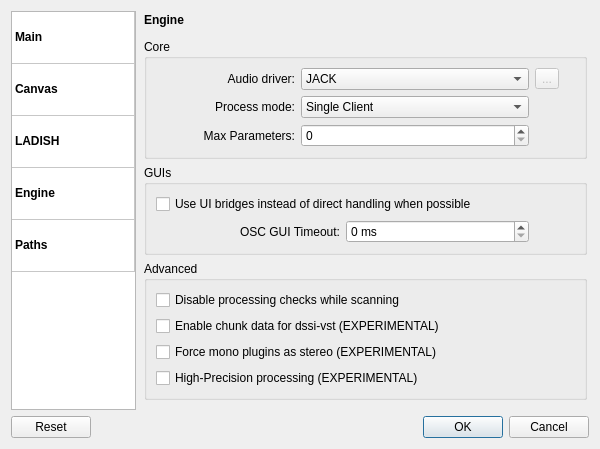
The window that src/ui/settings_app.ui (falkTX/Cadence) describes before a commit, drawn with Qt 5.
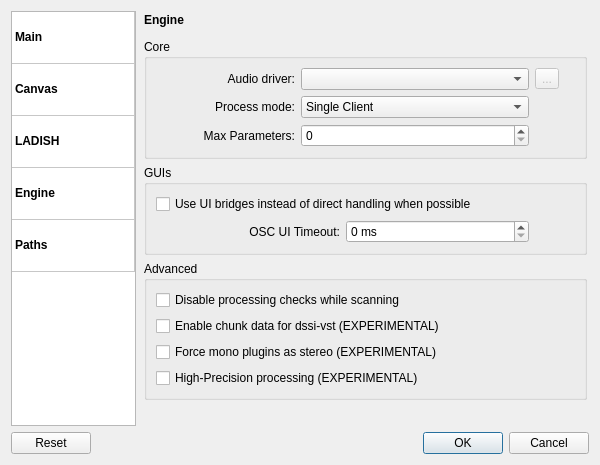
The same window after the commit. The open tabs and pages were chosen to show the change. Icons and pictures are not drawn.

Commit message: Carla: Support drivers other than JACK, misc fixing

Diff of the .ui file:
```diff
--- a/src/ui/settings_app.ui
+++ b/src/ui/settings_app.ui
@@ -7,7 +7,7 @@
     <x>0</x>
     <y>0</y>
     <width>600</width>
-    <height>449</height>
+    <height>465</height>
    </rect>
   </property>
   <property name="minimumSize">
@@ -799,13 +799,7 @@
              </widget>
             </item>
             <item row="0" column="1">
-             <widget class="QComboBox" name="cb_engine_audio_driver">
-              <item>
-               <property name="text">
-                <string>JACK</string>
-               </property>
-              </item>
-             </widget>
+             <widget class="QComboBox" name="cb_engine_audio_driver"/>
             </item>
             <item row="1" column="0">
              <widget class="QLabel" name="label_20">
@@ -900,7 +894,7 @@
                <string>How much time to wait for OSC GUIs to ping back the host</string>
               </property>
               <property name="text">
-               <string>OSC GUI Timeout:</string>
+               <string>OSC UI Timeout:</string>
               </property>
               <property name="alignment">
                <set>Qt::AlignRight|Qt::AlignTrailing|Qt::AlignVCenter</set>
```
Left out of the diff: 4 changed lines with no effect on the pictures. The commit also changes 20 other files.
